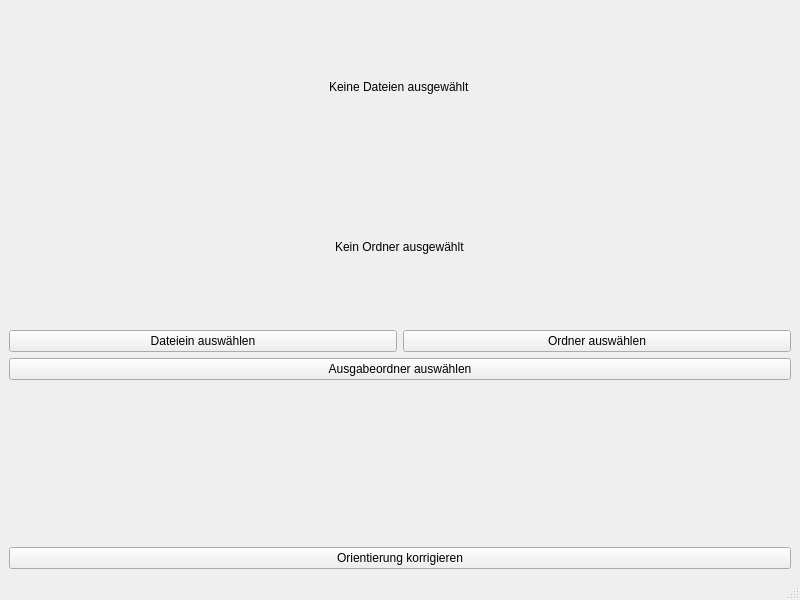
Qt form ImageEditor/autocorrect_dialog.ui (JonasHuu/Automatische-Erkennung-und-Korrektur-der-Bildausrichtung-mithilfe-von-Convolutional-Neural-Networks) before a commit.
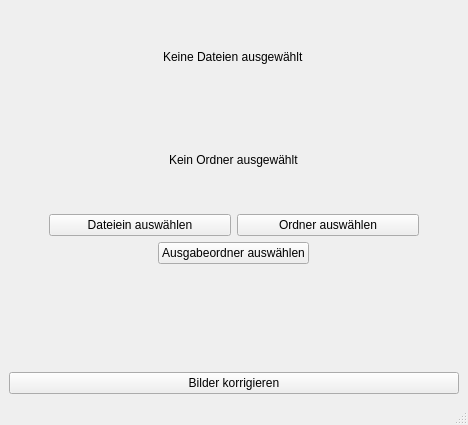
The same form after that commit.

The edit to the form file:
```diff
--- a/ImageEditor/autocorrect_dialog.ui
+++ b/ImageEditor/autocorrect_dialog.ui
@@ -6,8 +6,8 @@
    <rect>
     <x>0</x>
     <y>0</y>
-    <width>800</width>
-    <height>600</height>
+    <width>468</width>
+    <height>425</height>
    </rect>
   </property>
   <property name="windowTitle">
@@ -31,6 +31,22 @@
     </item>
     <item>
      <layout class="QHBoxLayout" name="horizontalLayout">
+      <item>
+       <spacer name="horizontalSpacer">
+        <property name="orientation">
+         <enum>Qt::Horizontal</enum>
+        </property>
+        <property name="sizeType">
+         <enum>QSizePolicy::Fixed</enum>
+        </property>
+        <property name="sizeHint" stdset="0">
+         <size>
+          <width>40</width>
+          <height>20</height>
+         </size>
+        </property>
+       </spacer>
+      </item>
       <item>
        <widget class="QPushButton" name="file_button">
         <property name="text">
@@ -45,9 +61,25 @@
         </property>
        </widget>
       </item>
+      <item>
+       <spacer name="horizontalSpacer_2">
+        <property name="orientation">
+         <enum>Qt::Horizontal</enum>
+        </property>
+        <property name="sizeType">
+         <enum>QSizePolicy::Fixed</enum>
+        </property>
+        <property name="sizeHint" stdset="0">
+         <size>
+          <width>40</width>
+          <height>20</height>
+         </size>
+        </property>
+       </spacer>
+      </item>
      </layout>
     </item>
-    <item>
+    <item alignment="Qt::AlignHCenter">
      <widget class="QPushButton" name="output_folder_button">
       <property name="text">
        <string>Ausgabeordner auswählen</string>
@@ -64,7 +96,7 @@
     <item>
      <widget class="QPushButton" name="correct_rotation_button">
       <property name="text">
-       <string>Orientierung korrigieren</string>
+       <string>Bilder korrigieren</string>
       </property>
      </widget>
     </item>
```
Left out of the diff: 2 changed lines with no effect on the pictures.
